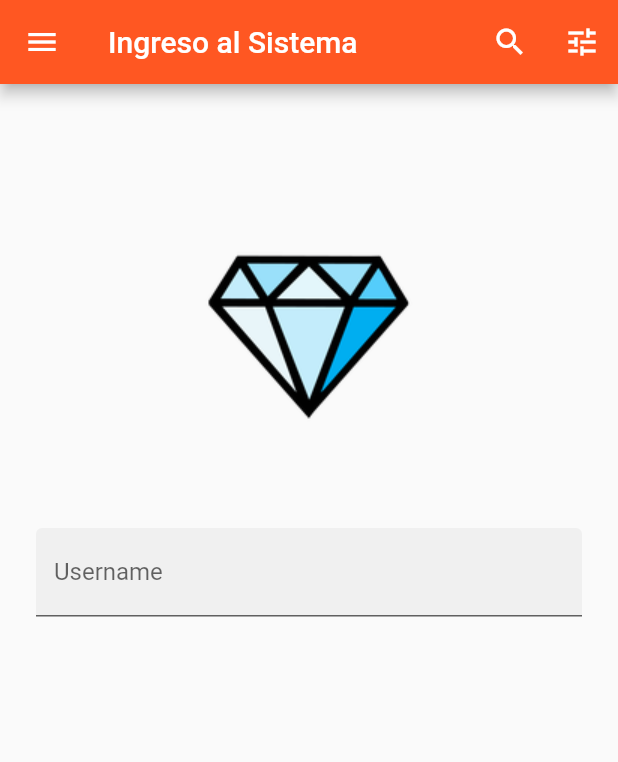
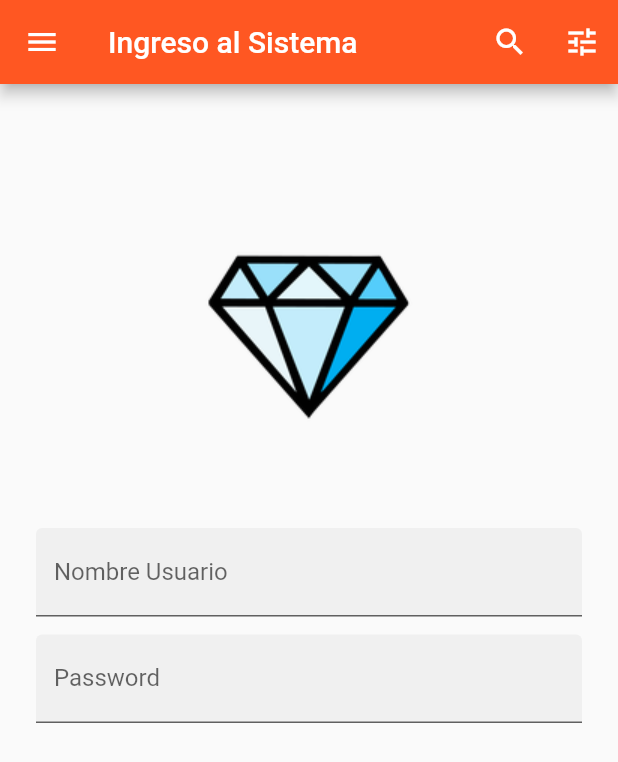
Before and after one commit to nava33/loginSencillo, a Flutter app: the screen it shows after launch, on a phone screen of 412 x 824 dp. Shown: the top 762 px of the screen. Run offline on Flutter 3.47's test engine with Material 2 defaults, Android fonts, the phone set to English and light mode, and no system bars.

```diff
--- a/lib/main.dart
+++ b/lib/main.dart
@@ -90,8 +90,16 @@ class _IngresoSistemaState extends State<IngresoSistema> {
                     decoration: InputDecoration(
                       filled: true,
                       // fillColor: Colors.amber,
-                      labelText: 'Username',
+                      labelText: 'Nombre Usuario',
                     ),
+                  ),
+                  SizedBox(height: 12.0),
+                  TextField(
+                    decoration: InputDecoration(
+                      filled: true,
+                      labelText: 'Password',
+                    ),
+                    obscureText: true,
                   ),
                 ], // fin de widget []
               ) //fin clumna
```
Also changed, not shown: 1 other file.
